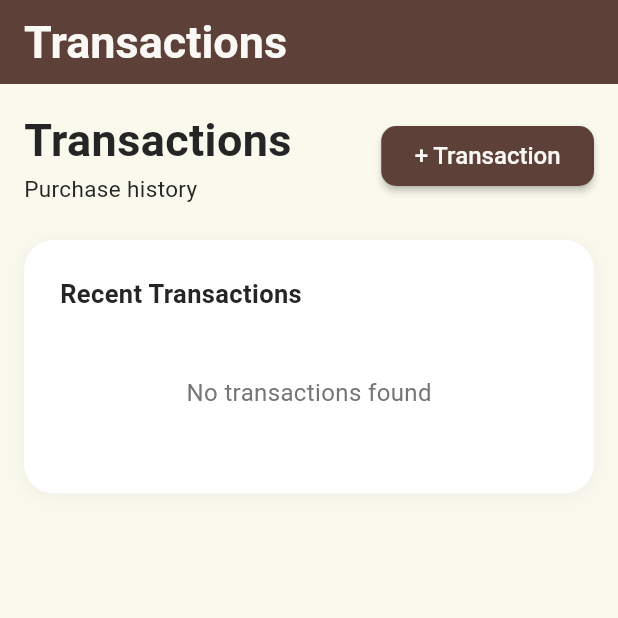
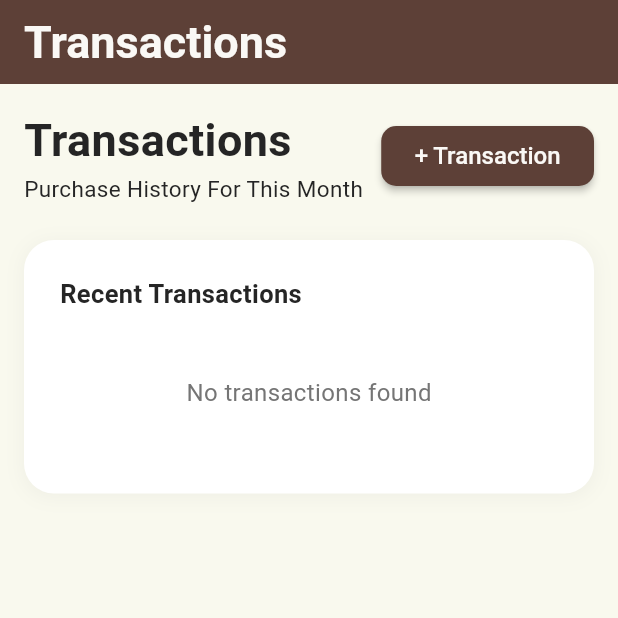
Before and after one commit to Emanuel6424/Budget_Pal, a Flutter app: the TransactionListPage screen opened directly, on a phone screen of 412 x 824 dp, the top half of it. Run offline on Flutter 3.47's test engine with Material 3 defaults, Android fonts, the phone set to English and light mode, and no system bars; accounts and stored records are empty.

```diff
--- a/mobile_client/lib/pages/transaction_list.dart
+++ b/mobile_client/lib/pages/transaction_list.dart
@@ -46,7 +46,7 @@ class _TransactionListPage extends State<TransactionListPage> {
                             ),
                           ),
                           Text(
-                            "Purchase history",
+                            "Purchase History For This Month",
                             style: TextStyle(fontSize: 15),
                           ),
                         ],
```
Also changed, not shown: mobile_client/lib/widgets/transactions/transaction_widget.dart (+5 -5 lines).
